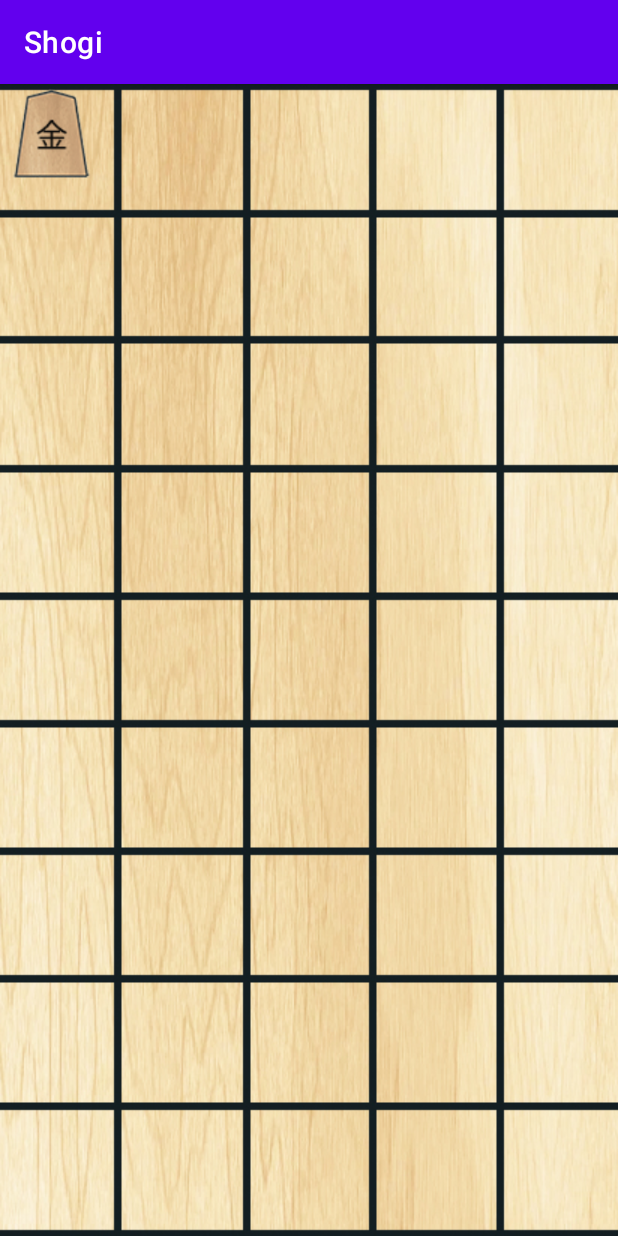
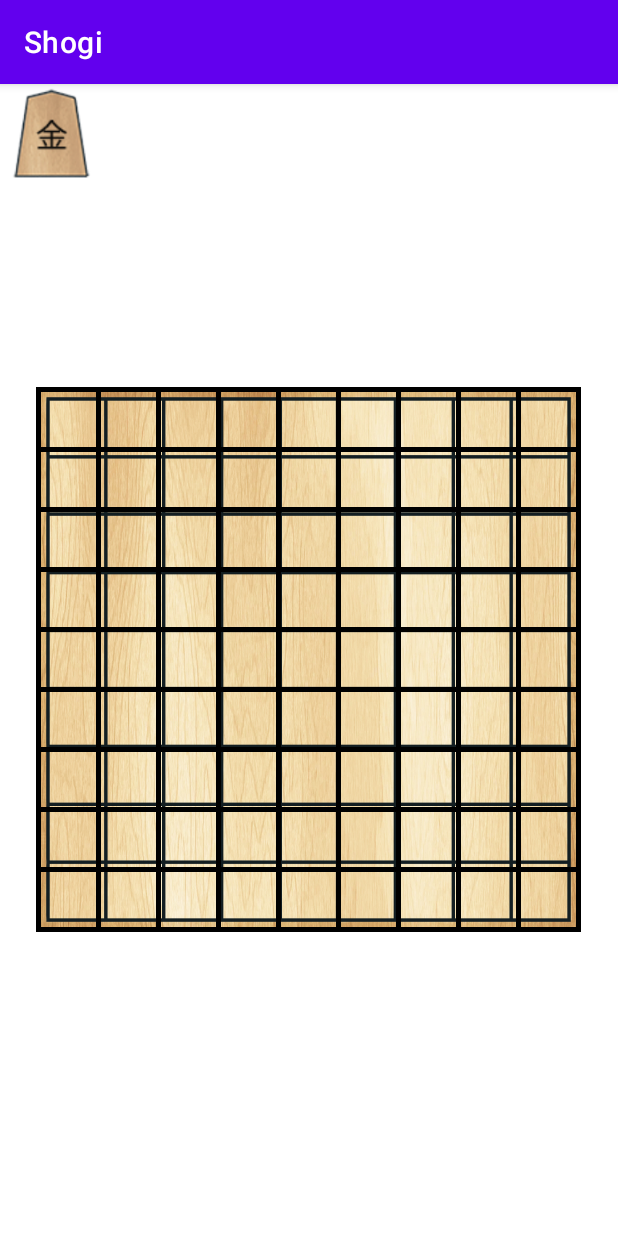
Before and after one commit to DanSprat/ShogiAndroid, an Android app: the screen it shows after launch (MainActivity), on a phone screen of 412 x 824 dp. Run offline under Robolectric (Android 15) with nearby library versions, the phone set to English and light mode, and no system bars.

Commit message:
Successul drawing of the board

```diff
--- a/app/src/main/java/ru/popov/shogi/classes/ShogiView.kt
+++ b/app/src/main/java/ru/popov/shogi/classes/ShogiView.kt
@@ -9,20 +9,54 @@ import ru.popov.shogi.R
 class ShogiView(context: Context?, attrs: AttributeSet): View(context,attrs) {
     private final val originX = 20f
     private final val originY = 130f
-
+    private final val imagesFig = setOf(
+        R.drawable.bishop,
+        R.drawable.gold,
+        R.drawable.king,
+        R.drawable.knight,
+        R.drawable.lance,
+        R.drawable.pawn,
+        R.drawable.rook,
+        R.drawable.silver
+    )
+    private final val bitmaps = HashMap<Int,Bitmap> ()
+    private final val relation = 0.16
+    init {
+        loadBitmaps()
+    }
     override fun onDraw(canvas: Canvas?) {
         val paint = Paint()
         val viewWidth = this.width;
         val viewHeight = this.height
+
+        var paddingX:Int = ((viewWidth * 0.1).toInt() / 2)
+        var boardSize:Int = viewWidth - paddingX
+        val noteSize:Int = (boardSize / (10 * relation + 9)).toInt()
+        val separateLineSize:Int = (0.10 * noteSize).toInt()
+        boardSize = 9 * noteSize + 10*separateLineSize
+        paddingX = ((viewWidth - boardSize) / 2 )
+
         val gold = BitmapFactory.decodeResource(resources, R.drawable.gold)
         val board = BitmapFactory.decodeResource(resources,R.drawable.board)
+        val paddingY:Int = (viewHeight - boardSize) / 2
 
-        val boardHeight = board.height
-        val boardWidth = board.width
+        val paddingFloatX = paddingX.toFloat()
+        val paddingFloatY = paddingY.toFloat()
 
-        val posX = viewWidth / 2 - boardWidth / 2
-        val posY = viewHeight / 2 - boardHeight / 2
-        canvas?.drawBitmap(board,null,Rect(posX,posY,posX + boardWidth,posY + boardHeight),paint)
+        canvas?.drawBitmap(board,null,Rect(paddingX,paddingY,paddingX + boardSize,paddingY+boardSize),paint)
         canvas?.drawBitmap(gold,null, Rect(0,0,100,100),paint)
+        paint.color = Color.rgb(0,0,0)
+        paint.style = Paint.Style.FILL
+        val step:Int = separateLineSize + noteSize
+
+        for(i in 0..9){
+            canvas?.drawRect(paddingFloatX + i*step ,paddingFloatY,paddingFloatX + separateLineSize + i*step,paddingFloatY+boardSize,paint)
+            canvas?.drawRect(paddingFloatX,paddingFloatY + i*step,paddingFloatX + boardSize,paddingFloatY +separateLineSize +i* step,paint)
+        }
+
+    }
+
+    private fun loadBitmaps(){
+        imagesFig.forEach { bitmaps[it] = BitmapFactory.decodeResource(resources,it) }
     }
 }
```
Also changed, not shown: app/src/main/res/drawable/bishop.png (added), app/src/main/res/drawable/king.png (added), app/src/main/res/drawable/knight.png (added), app/src/main/res/drawable/lance.png (added), app/src/main/res/drawable/pawn.png (added), app/src/main/res/drawable/rook.png (added), app/src/main/res/drawable/silver.png (added).
